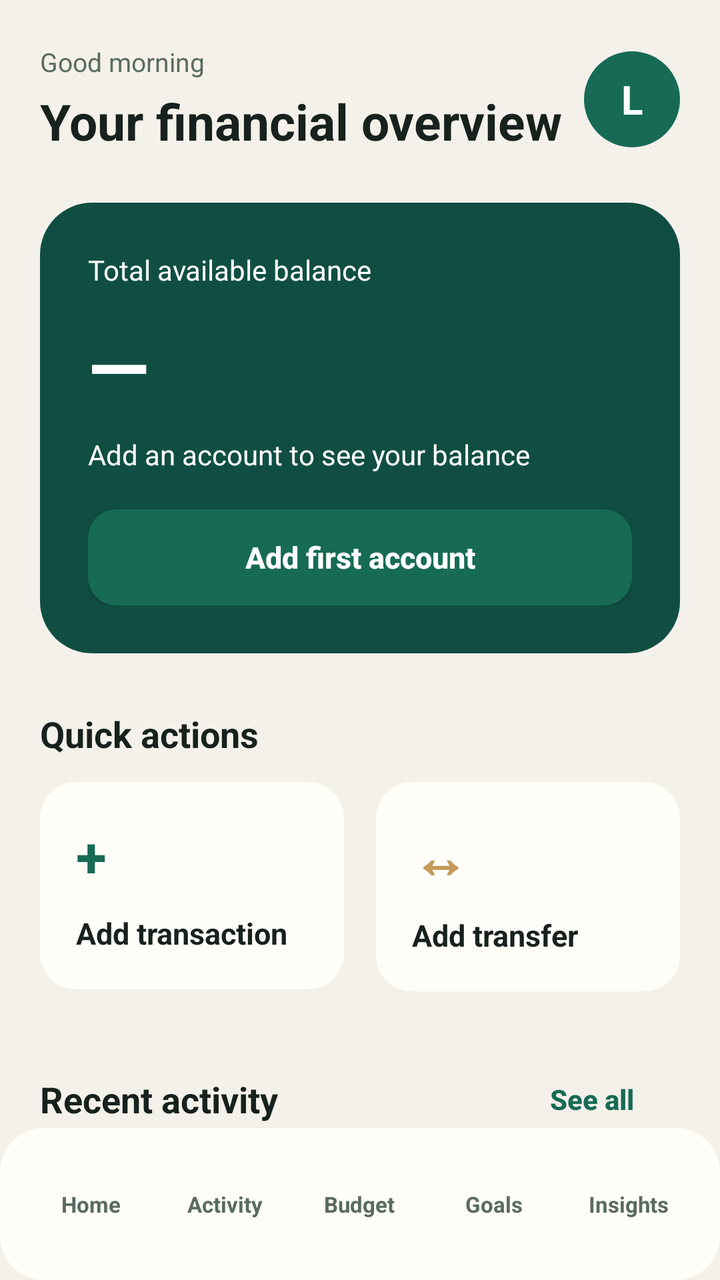
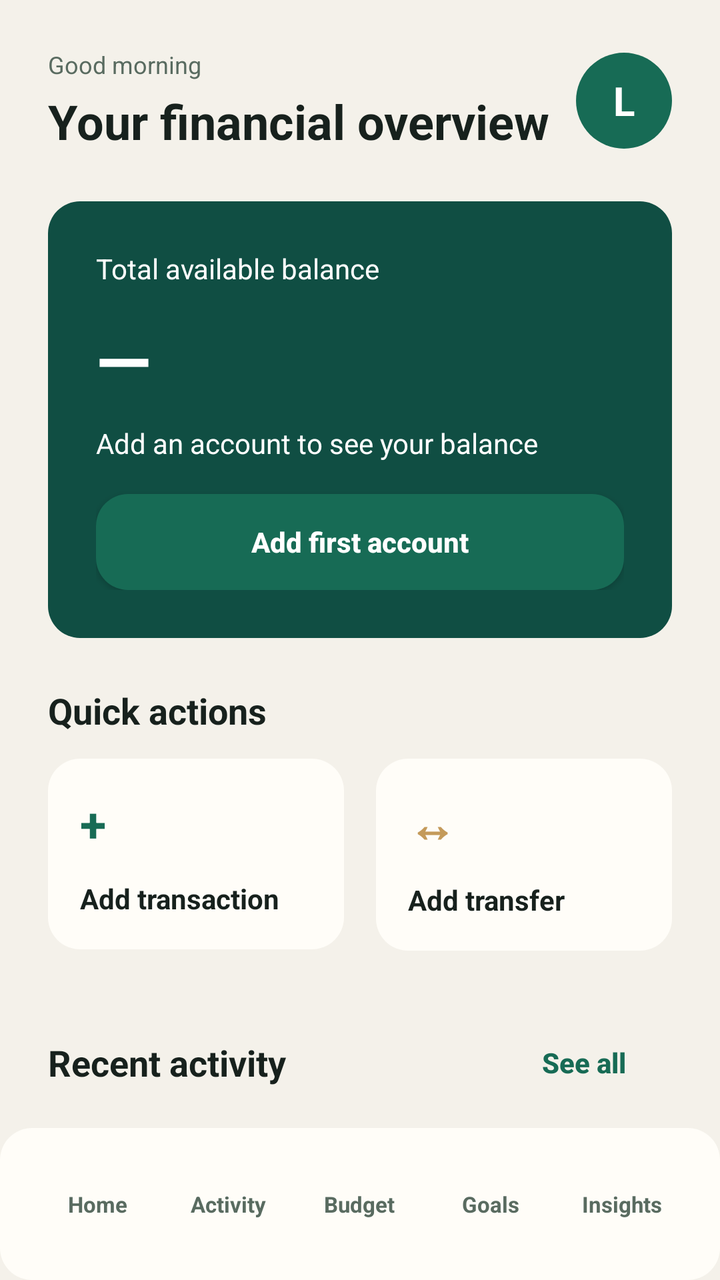

Screens rendered from an Android XML layout before and after an edit, with the pre-edit source and the edit as a unified diff.
<!-- AndroidManifest.xml: application theme Theme.App -->
<!-- res/layout/activity_main.xml -->
<?xml version="1.0" encoding="utf-8"?>
<LinearLayout xmlns:android="http://schemas.android.com/apk/res/android" android:layout_width="match_parent" android:layout_height="match_parent" android:background="@color/lumen_background" android:fitsSystemWindows="true" android:orientation="vertical">
    <ScrollView android:layout_width="match_parent" android:layout_height="0dp" android:layout_weight="1" android:fillViewport="false" android:clipToPadding="false" android:scrollbars="none">
      <LinearLayout android:layout_width="match_parent" android:layout_height="wrap_content" android:orientation="vertical" android:gravity="center_horizontal" android:paddingBottom="20dp">
       <LinearLayout android:layout_width="match_parent" android:layout_height="wrap_content" android:orientation="vertical">
    <LinearLayout android:layout_width="match_parent" android:layout_height="wrap_content" android:orientation="horizontal" android:gravity="center_vertical" android:paddingStart="@dimen/screen_h_padding" android:paddingEnd="@dimen/screen_h_padding" android:paddingTop="22dp">
        <LinearLayout android:layout_width="0dp" android:layout_height="wrap_content" android:layout_weight="1" android:orientation="vertical">
            <TextView android:layout_width="wrap_content" android:layout_height="wrap_content" android:text="@string/greeting" android:textColor="@color/lumen_muted" android:textSize="13sp" />
            <TextView android:id="@+id/greeting_title" android:layout_width="wrap_content" android:layout_height="wrap_content" android:layout_marginTop="4dp" android:text="@string/overview" android:textColor="@color/lumen_ink" android:textSize="25sp" android:textStyle="bold" />
        </LinearLayout>
        <TextView android:id="@+id/avatar" android:layout_width="48dp" android:layout_height="48dp" android:background="@drawable/avatar_background" android:contentDescription="@string/profile_title" android:gravity="center" android:text="L" android:textColor="@color/on_primary" android:textSize="20sp" android:textStyle="bold" />
    </LinearLayout>
    <LinearLayout android:layout_width="match_parent" android:layout_height="wrap_content" android:layout_marginTop="24dp" android:background="@drawable/balance_card_background" android:elevation="0dp" android:orientation="vertical" android:padding="24dp" android:layout_marginStart="@dimen/screen_h_padding" android:layout_marginEnd="@dimen/screen_h_padding">
        <TextView android:layout_width="wrap_content" android:layout_height="wrap_content" android:text="@string/total_balance" android:textAllCaps="false" android:textColor="@color/on_balance" android:textSize="14sp" />
        <TextView android:id="@+id/balance" android:layout_width="match_parent" android:layout_height="wrap_content" android:layout_marginTop="12dp" android:text="—" android:textColor="@color/on_balance" android:textSize="40sp" android:textStyle="bold" />
        <TextView android:id="@+id/balance_summary" android:layout_width="wrap_content" android:layout_height="wrap_content" android:layout_marginTop="8dp" android:text="@string/empty_balance" android:textColor="@color/on_balance" android:textSize="14sp" />
        <Button android:id="@+id/add_account_button" android:layout_width="match_parent" android:layout_height="@dimen/touch_target" android:layout_marginTop="18dp" android:background="@drawable/primary_button_ripple" android:text="@string/add_account" android:textAllCaps="false" android:textColor="@color/on_primary" android:textSize="15sp" android:textStyle="bold" />
    </LinearLayout>
    <LinearLayout android:layout_width="match_parent" android:layout_height="wrap_content" android:orientation="vertical" android:paddingStart="@dimen/screen_h_padding" android:paddingEnd="@dimen/screen_h_padding" android:layout_marginTop="28dp">
            <LinearLayout android:layout_width="match_parent" android:layout_height="wrap_content" android:orientation="vertical">
                <TextView android:layout_width="wrap_content" android:layout_height="wrap_content" android:text="@string/quick_actions" android:textColor="@color/lumen_ink" android:textSize="18sp" android:textStyle="bold" />
                <LinearLayout android:layout_width="match_parent" android:layout_height="wrap_content" android:layout_marginTop="12dp" android:orientation="horizontal">
                    <LinearLayout android:id="@+id/add_transaction_button" android:layout_width="0dp" android:layout_height="wrap_content" android:layout_weight="1" android:layout_marginEnd="8dp" android:background="@drawable/action_tile_ripple" android:elevation="0dp" android:orientation="vertical" android:padding="18dp">
                        <TextView android:layout_width="wrap_content" android:layout_height="wrap_content" android:text="+" android:textColor="@color/lumen_accent" android:textSize="28sp" android:textStyle="bold" />
                        <TextView android:layout_width="wrap_content" android:layout_height="wrap_content" android:layout_marginTop="10dp" android:text="@string/add_transaction" android:textColor="@color/lumen_ink" android:textSize="15sp" android:textStyle="bold" />
                    </LinearLayout>
                    <LinearLayout android:id="@+id/add_transfer_button" android:layout_width="0dp" android:layout_height="wrap_content" android:layout_weight="1" android:layout_marginStart="8dp" android:background="@drawable/action_tile_ripple" android:elevation="0dp" android:orientation="vertical" android:padding="18dp">
                        <TextView android:layout_width="wrap_content" android:layout_height="wrap_content" android:text="↔" android:textColor="@color/lumen_highlight" android:textSize="28sp" android:textStyle="bold" />
                        <TextView android:layout_width="wrap_content" android:layout_height="wrap_content" android:layout_marginTop="10dp" android:text="@string/add_transfer" android:textColor="@color/lumen_ink" android:textSize="15sp" android:textStyle="bold" />
                    </LinearLayout>
                </LinearLayout>
                <LinearLayout android:layout_width="match_parent" android:layout_height="wrap_content" android:layout_marginTop="30dp" android:orientation="horizontal" android:gravity="center_vertical">
                    <TextView android:layout_width="0dp" android:layout_height="wrap_content" android:layout_weight="1" android:text="@string/recent_activity" android:textColor="@color/lumen_ink" android:textSize="18sp" android:textStyle="bold" />
                    <Button android:id="@+id/view_activity_button" android:layout_width="wrap_content" android:layout_height="@dimen/touch_target" android:background="@android:color/transparent" android:text="@string/see_all" android:textAllCaps="false" android:textColor="@color/lumen_accent" android:textSize="14sp" android:textStyle="bold" />
                </LinearLayout>
                <LinearLayout android:layout_width="match_parent" android:layout_height="wrap_content" android:layout_marginTop="12dp" android:background="@drawable/action_tile_background" android:elevation="0dp" android:orientation="vertical" android:padding="16dp">
                    <TextView android:layout_width="match_parent" android:layout_height="wrap_content" android:text="Transactions appear here after you add an account." android:textColor="@color/lumen_muted" android:textSize="14sp" />
                </LinearLayout>
            </LinearLayout>
       </LinearLayout>
      </LinearLayout>
      </LinearLayout>
    </ScrollView>
    <include layout="@layout/view_bottom_navigation" />
</LinearLayout>
<!-- res/layout/view_bottom_navigation.xml (included above) -->
<?xml version="1.0" encoding="utf-8"?>
<LinearLayout xmlns:android="http://schemas.android.com/apk/res/android"
    android:id="@+id/bottom_navigation"
    android:layout_width="match_parent" android:layout_height="76dp"
    android:background="@drawable/balance_surface_background"
    android:elevation="0dp" android:gravity="center" android:orientation="horizontal"
    android:paddingStart="12dp" android:paddingEnd="12dp">
    <TextView android:id="@+id/nav_home" style="@style/BottomNavigationItem" android:background="@drawable/nav_item_background" android:contentDescription="@string/nav_home_description" android:text="@string/home" />
    <TextView android:id="@+id/nav_activity" style="@style/BottomNavigationItem" android:background="@drawable/nav_item_background" android:contentDescription="@string/nav_activity_description" android:text="@string/activity" />
    <TextView android:id="@+id/nav_budget" style="@style/BottomNavigationItem" android:background="@drawable/nav_item_background" android:contentDescription="@string/nav_budget_description" android:text="@string/budget" />
    <TextView android:id="@+id/nav_goals" style="@style/BottomNavigationItem" android:background="@drawable/nav_item_background" android:contentDescription="@string/nav_goals_description" android:text="@string/goals" />
    <TextView android:id="@+id/nav_insights" style="@style/BottomNavigationItem" android:background="@drawable/nav_item_background" android:contentDescription="@string/nav_insights_description" android:text="@string/insights" />
</LinearLayout>
<!-- resources referenced by this layout -->
<resources>
  <color name="lumen_accent">#176B55</color>
  <color name="lumen_background">#F4F1EA</color>
  <color name="lumen_highlight">#C49A5A</color>
  <color name="lumen_ink">#17211D</color>
  <color name="lumen_muted">#596B60</color>
  <color name="on_balance">#FFFFFF</color>
  <color name="on_primary">#FFFFFF</color>
  <dimen name="screen_h_padding">20dp</dimen>
  <dimen name="touch_target">48dp</dimen>
  <!-- drawable action_tile_background (drawable) -->
  <?xml version="1.0" encoding="utf-8"?>
  <shape xmlns:android="http://schemas.android.com/apk/res/android">
      <solid android:color="@color/lumen_surface" />
      <corners android:radius="@dimen/card_radius" />
  </shape>
  <!-- drawable avatar_background (drawable) -->
  <?xml version="1.0" encoding="utf-8"?>
  <shape xmlns:android="http://schemas.android.com/apk/res/android"
      android:shape="oval">
      <solid android:color="@color/lumen_accent" />
  </shape>
  <!-- drawable balance_card_background (drawable) -->
  <?xml version="1.0" encoding="utf-8"?>
  <shape xmlns:android="http://schemas.android.com/apk/res/android" android:shape="rectangle">
      <solid android:color="@color/lumen_accent_deep" />
      <corners android:radius="@dimen/hero_radius" />
  </shape>
  <!-- drawable balance_surface_background (drawable) -->
  <?xml version="1.0" encoding="utf-8"?>
  <shape xmlns:android="http://schemas.android.com/apk/res/android" android:shape="rectangle">
      <solid android:color="@color/lumen_surface" />
      <corners android:radius="22dp" />
  </shape>
  <string name="activity">Activity</string>
  <string name="add_account">Add first account</string>
  <string name="add_transaction">Add transaction</string>
  <string name="add_transfer">Add transfer</string>
  <string name="budget">Budget</string>
  <string name="empty_balance">Add an account to see your balance</string>
  <string name="goals">Goals</string>
  <string name="greeting">Good morning</string>
  <string name="home">Home</string>
  <string name="insights">Insights</string>
  <string name="nav_activity_description">Open activity</string>
  <string name="nav_budget_description">Open budget</string>
  <string name="nav_goals_description">Open goals</string>
  <string name="nav_home_description">Open dashboard</string>
  <string name="nav_insights_description">Open insights</string>
  <string name="overview">Your financial overview</string>
  <string name="profile_title">Profile</string>
  <string name="quick_actions">Quick actions</string>
  <string name="recent_activity">Recent activity</string>
  <string name="see_all">See all</string>
  <string name="total_balance">Total available balance</string>
  <color name="lumen_surface">#FFFDF8</color>
  <dimen name="card_radius">18dp</dimen>
  <color name="lumen_accent_deep">#104E43</color>
  <dimen name="hero_radius">26dp</dimen>
  <!-- drawable nav_item_selected (drawable) -->
  <?xml version="1.0" encoding="utf-8"?>
  <shape xmlns:android="http://schemas.android.com/apk/res/android">
      <solid android:color="@color/lumen_accent" />
      <corners android:radius="20dp" />
  </shape>
  <!-- drawable nav_item_unselected (drawable) -->
  <?xml version="1.0" encoding="utf-8"?>
  <shape xmlns:android="http://schemas.android.com/apk/res/android">
      <solid android:color="@android:color/transparent" />
      <corners android:radius="20dp" />
  </shape>
  <dimen name="control_radius">14dp</dimen>
  <!-- unchanged entries left out for length: 6 -->
</resources>

<!-- the commit's change to res/layout/activity_main.xml (unified diff, before → after) -->
@@ -1,40 +1,40 @@
 <?xml version="1.0" encoding="utf-8"?>
 <LinearLayout xmlns:android="http://schemas.android.com/apk/res/android" android:layout_width="match_parent" android:layout_height="match_parent" android:background="@color/lumen_background" android:fitsSystemWindows="true" android:orientation="vertical">
     <ScrollView android:layout_width="match_parent" android:layout_height="0dp" android:layout_weight="1" android:fillViewport="false" android:clipToPadding="false" android:scrollbars="none">
-      <LinearLayout android:layout_width="match_parent" android:layout_height="wrap_content" android:orientation="vertical" android:gravity="center_horizontal" android:paddingBottom="20dp">
+      <LinearLayout android:layout_width="match_parent" android:layout_height="wrap_content" android:orientation="vertical" android:gravity="center_horizontal" android:paddingBottom="@dimen/space_24">
        <LinearLayout android:layout_width="match_parent" android:layout_height="wrap_content" android:orientation="vertical">
-    <LinearLayout android:layout_width="match_parent" android:layout_height="wrap_content" android:orientation="horizontal" android:gravity="center_vertical" android:paddingStart="@dimen/screen_h_padding" android:paddingEnd="@dimen/screen_h_padding" android:paddingTop="22dp">
+    <LinearLayout android:layout_width="match_parent" android:layout_height="wrap_content" android:orientation="horizontal" android:gravity="center_vertical" android:paddingStart="@dimen/screen_h_padding" android:paddingEnd="@dimen/screen_h_padding" android:paddingTop="@dimen/space_24">
         <LinearLayout android:layout_width="0dp" android:layout_height="wrap_content" android:layout_weight="1" android:orientation="vertical">
-            <TextView android:layout_width="wrap_content" android:layout_height="wrap_content" android:text="@string/greeting" android:textColor="@color/lumen_muted" android:textSize="13sp" />
-            <TextView android:id="@+id/greeting_title" android:layout_width="wrap_content" android:layout_height="wrap_content" android:layout_marginTop="4dp" android:text="@string/overview" android:textColor="@color/lumen_ink" android:textSize="25sp" android:textStyle="bold" />
+            <TextView android:layout_width="wrap_content" android:layout_height="wrap_content" android:text="@string/greeting" android:textColor="@color/lumen_muted" android:textSize="@dimen/text_12" />
+            <TextView android:id="@+id/greeting_title" android:layout_width="wrap_content" android:layout_height="wrap_content" android:layout_marginTop="@dimen/space_4" android:text="@string/overview" android:textColor="@color/lumen_ink" android:textSize="@dimen/text_24" android:textStyle="bold" />
         </LinearLayout>
-        <TextView android:id="@+id/avatar" android:layout_width="48dp" android:layout_height="48dp" android:background="@drawable/avatar_background" android:contentDescription="@string/profile_title" android:gravity="center" android:text="L" android:textColor="@color/on_primary" android:textSize="20sp" android:textStyle="bold" />
+        <TextView android:id="@+id/avatar" android:layout_width="48dp" android:layout_height="48dp" android:background="@drawable/avatar_background" android:contentDescription="@string/profile_title" android:gravity="center" android:text="L" android:textColor="@color/on_primary" android:textSize="@dimen/text_20" android:textStyle="bold" />
     </LinearLayout>
-    <LinearLayout android:layout_width="match_parent" android:layout_height="wrap_content" android:layout_marginTop="24dp" android:background="@drawable/balance_card_background" android:elevation="0dp" android:orientation="vertical" android:padding="24dp" android:layout_marginStart="@dimen/screen_h_padding" android:layout_marginEnd="@dimen/screen_h_padding">
-        <TextView android:layout_width="wrap_content" android:layout_height="wrap_content" android:text="@string/total_balance" android:textAllCaps="false" android:textColor="@color/on_balance" android:textSize="14sp" />
-        <TextView android:id="@+id/balance" android:layout_width="match_parent" android:layout_height="wrap_content" android:layout_marginTop="12dp" android:text="—" android:textColor="@color/on_balance" android:textSize="40sp" android:textStyle="bold" />
-        <TextView android:id="@+id/balance_summary" android:layout_width="wrap_content" android:layout_height="wrap_content" android:layout_marginTop="8dp" android:text="@string/empty_balance" android:textColor="@color/on_balance" android:textSize="14sp" />
-        <Button android:id="@+id/add_account_button" android:layout_width="match_parent" android:layout_height="@dimen/touch_target" android:layout_marginTop="18dp" android:background="@drawable/primary_button_ripple" android:text="@string/add_account" android:textAllCaps="false" android:textColor="@color/on_primary" android:textSize="15sp" android:textStyle="bold" />
+    <LinearLayout android:layout_width="match_parent" android:layout_height="wrap_content" android:layout_marginTop="@dimen/space_24" android:background="@drawable/balance_card_background" android:elevation="0dp" android:orientation="vertical" android:padding="@dimen/space_24" android:layout_marginStart="@dimen/screen_h_padding" android:layout_marginEnd="@dimen/screen_h_padding">
+        <TextView android:layout_width="wrap_content" android:layout_height="wrap_content" android:text="@string/total_balance" android:textAllCaps="false" android:textColor="@color/on_balance" android:textSize="@dimen/text_14" />
+        <TextView android:id="@+id/balance" android:layout_width="match_parent" android:layout_height="wrap_content" android:layout_marginTop="@dimen/space_12" android:text="—" android:textColor="@color/on_balance" android:textSize="@dimen/text_36" android:textStyle="bold" />
+        <TextView android:id="@+id/balance_summary" android:layout_width="wrap_content" android:layout_height="wrap_content" android:layout_marginTop="@dimen/space_8" android:text="@string/empty_balance" android:textColor="@color/on_balance" android:textSize="@dimen/text_14" />
+        <Button android:id="@+id/add_account_button" android:layout_width="match_parent" android:layout_height="@dimen/touch_target" android:layout_marginTop="@dimen/space_16" android:background="@drawable/primary_button_ripple" android:text="@string/add_account" android:textAllCaps="false" android:textColor="@color/on_primary" android:textSize="@dimen/text_14" android:textStyle="bold" />
     </LinearLayout>
-    <LinearLayout android:layout_width="match_parent" android:layout_height="wrap_content" android:orientation="vertical" android:paddingStart="@dimen/screen_h_padding" android:paddingEnd="@dimen/screen_h_padding" android:layout_marginTop="28dp">
+    <LinearLayout android:layout_width="match_parent" android:layout_height="wrap_content" android:orientation="vertical" android:paddingStart="@dimen/screen_h_padding" android:paddingEnd="@dimen/screen_h_padding" android:layout_marginTop="@dimen/space_24">
             <LinearLayout android:layout_width="match_parent" android:layout_height="wrap_content" android:orientation="vertical">
-                <TextView android:layout_width="wrap_content" android:layout_height="wrap_content" android:text="@string/quick_actions" android:textColor="@color/lumen_ink" android:textSize="18sp" android:textStyle="bold" />
-                <LinearLayout android:layout_width="match_parent" android:layout_height="wrap_content" android:layout_marginTop="12dp" android:orientation="horizontal">
-                    <LinearLayout android:id="@+id/add_transaction_button" android:layout_width="0dp" android:layout_height="wrap_content" android:layout_weight="1" android:layout_marginEnd="8dp" android:background="@drawable/action_tile_ripple" android:elevation="0dp" android:orientation="vertical" android:padding="18dp">
-                        <TextView android:layout_width="wrap_content" android:layout_height="wrap_content" android:text="+" android:textColor="@color/lumen_accent" android:textSize="28sp" android:textStyle="bold" />
-                        <TextView android:layout_width="wrap_content" android:layout_height="wrap_content" android:layout_marginTop="10dp" android:text="@string/add_transaction" android:textColor="@color/lumen_ink" android:textSize="15sp" android:textStyle="bold" />
+                <TextView android:layout_width="wrap_content" android:layout_height="wrap_content" android:text="@string/quick_actions" android:textColor="@color/lumen_ink" android:textSize="@dimen/text_18" android:textStyle="bold" />
+                <LinearLayout android:layout_width="match_parent" android:layout_height="wrap_content" android:layout_marginTop="@dimen/space_12" android:orientation="horizontal">
+                    <LinearLayout android:id="@+id/add_transaction_button" android:layout_width="0dp" android:layout_height="wrap_content" android:layout_weight="1" android:layout_marginEnd="@dimen/space_8" android:background="@drawable/action_tile_ripple" android:elevation="0dp" android:orientation="vertical" android:padding="@dimen/space_16">
+                        <TextView android:layout_width="wrap_content" android:layout_height="wrap_content" android:text="+" android:textColor="@color/lumen_accent" android:textSize="@dimen/text_24" android:textStyle="bold" />
+                        <TextView android:layout_width="wrap_content" android:layout_height="wrap_content" android:layout_marginTop="@dimen/space_12" android:text="@string/add_transaction" android:textColor="@color/lumen_ink" android:textSize="@dimen/text_14" android:textStyle="bold" />
                     </LinearLayout>
-                    <LinearLayout android:id="@+id/add_transfer_button" android:layout_width="0dp" android:layout_height="wrap_content" android:layout_weight="1" android:layout_marginStart="8dp" android:background="@drawable/action_tile_ripple" android:elevation="0dp" android:orientation="vertical" android:padding="18dp">
-                        <TextView android:layout_width="wrap_content" android:layout_height="wrap_content" android:text="↔" android:textColor="@color/lumen_highlight" android:textSize="28sp" android:textStyle="bold" />
-                        <TextView android:layout_width="wrap_content" android:layout_height="wrap_content" android:layout_marginTop="10dp" android:text="@string/add_transfer" android:textColor="@color/lumen_ink" android:textSize="15sp" android:textStyle="bold" />
+                    <LinearLayout android:id="@+id/add_transfer_button" android:layout_width="0dp" android:layout_height="wrap_content" android:layout_weight="1" android:layout_marginStart="@dimen/space_8" android:background="@drawable/action_tile_ripple" android:elevation="0dp" android:orientation="vertical" android:padding="@dimen/space_16">
+                        <TextView android:layout_width="wrap_content" android:layout_height="wrap_content" android:text="↔" android:textColor="@color/lumen_highlight" android:textSize="@dimen/text_24" android:textStyle="bold" />
+                        <TextView android:layout_width="wrap_content" android:layout_height="wrap_content" android:layout_marginTop="@dimen/space_12" android:text="@string/add_transfer" android:textColor="@color/lumen_ink" android:textSize="@dimen/text_14" android:textStyle="bold" />
                     </LinearLayout>
                 </LinearLayout>
-                <LinearLayout android:layout_width="match_parent" android:layout_height="wrap_content" android:layout_marginTop="30dp" android:orientation="horizontal" android:gravity="center_vertical">
-                    <TextView android:layout_width="0dp" android:layout_height="wrap_content" android:layout_weight="1" android:text="@string/recent_activity" android:textColor="@color/lumen_ink" android:textSize="18sp" android:textStyle="bold" />
-                    <Button android:id="@+id/view_activity_button" android:layout_width="wrap_content" android:layout_height="@dimen/touch_target" android:background="@android:color/transparent" android:text="@string/see_all" android:textAllCaps="false" android:textColor="@color/lumen_accent" android:textSize="14sp" android:textStyle="bold" />
+                <LinearLayout android:layout_width="match_parent" android:layout_height="wrap_content" android:layout_marginTop="@dimen/space_32" android:orientation="horizontal" android:gravity="center_vertical">
+                    <TextView android:layout_width="0dp" android:layout_height="wrap_content" android:layout_weight="1" android:text="@string/recent_activity" android:textColor="@color/lumen_ink" android:textSize="@dimen/text_18" android:textStyle="bold" />
+                    <Button android:id="@+id/view_activity_button" android:layout_width="wrap_content" android:layout_height="@dimen/touch_target" android:background="@android:color/transparent" android:text="@string/see_all" android:textAllCaps="false" android:textColor="@color/lumen_accent" android:textSize="@dimen/text_14" android:textStyle="bold" />
                 </LinearLayout>
-                <LinearLayout android:layout_width="match_parent" android:layout_height="wrap_content" android:layout_marginTop="12dp" android:background="@drawable/action_tile_background" android:elevation="0dp" android:orientation="vertical" android:padding="16dp">
-                    <TextView android:layout_width="match_parent" android:layout_height="wrap_content" android:text="Transactions appear here after you add an account." android:textColor="@color/lumen_muted" android:textSize="14sp" />
+                <LinearLayout android:layout_width="match_parent" android:layout_height="wrap_content" android:layout_marginTop="@dimen/space_12" android:background="@drawable/action_tile_background" android:elevation="0dp" android:orientation="vertical" android:padding="@dimen/space_16">
+                    <TextView android:layout_width="match_parent" android:layout_height="wrap_content" android:text="Transactions appear here after you add an account." android:textColor="@color/lumen_muted" android:textSize="@dimen/text_14" />
                 </LinearLayout>
             </LinearLayout>
        </LinearLayout>
@@ -50,7 +50,7 @@
     android:layout_width="match_parent" android:layout_height="76dp"
     android:background="@drawable/balance_surface_background"
     android:elevation="0dp" android:gravity="center" android:orientation="horizontal"
-    android:paddingStart="12dp" android:paddingEnd="12dp">
+    android:paddingStart="@dimen/space_16" android:paddingEnd="@dimen/space_16">
     <TextView android:id="@+id/nav_home" style="@style/BottomNavigationItem" android:background="@drawable/nav_item_background" android:contentDescription="@string/nav_home_description" android:text="@string/home" />
     <TextView android:id="@+id/nav_activity" style="@style/BottomNavigationItem" android:background="@drawable/nav_item_background" android:contentDescription="@string/nav_activity_description" android:text="@string/activity" />
     <TextView android:id="@+id/nav_budget" style="@style/BottomNavigationItem" android:background="@drawable/nav_item_background" android:contentDescription="@string/nav_budget_description" android:text="@string/budget" />
<!-- resource entries referenced after the edit -->
@@ -7,7 +7,19 @@
   <color name="lumen_muted">#596B60</color>
   <color name="on_balance">#FFFFFF</color>
   <color name="on_primary">#FFFFFF</color>
-  <dimen name="screen_h_padding">20dp</dimen>
+  <dimen name="screen_h_padding">24dp</dimen>
+  <dimen name="space_12">12dp</dimen>
+  <dimen name="space_16">16dp</dimen>
+  <dimen name="space_24">24dp</dimen>
+  <dimen name="space_32">32dp</dimen>
+  <dimen name="space_4">4dp</dimen>
+  <dimen name="space_8">8dp</dimen>
+  <dimen name="text_12">12sp</dimen>
+  <dimen name="text_14">14sp</dimen>
+  <dimen name="text_18">18sp</dimen>
+  <dimen name="text_20">20sp</dimen>
+  <dimen name="text_24">24sp</dimen>
+  <dimen name="text_36">36sp</dimen>
   <dimen name="touch_target">48dp</dimen>
   <!-- drawable action_tile_background (drawable) -->
   <?xml version="1.0" encoding="utf-8"?>
@@ -31,7 +43,7 @@
   <?xml version="1.0" encoding="utf-8"?>
   <shape xmlns:android="http://schemas.android.com/apk/res/android" android:shape="rectangle">
       <solid android:color="@color/lumen_surface" />
-      <corners android:radius="22dp" />
+      <corners android:radius="@dimen/card_radius" />
   </shape>
   <string name="activity">Activity</string>
   <string name="add_account">Add first account</string>
@@ -55,22 +67,22 @@
   <string name="see_all">See all</string>
   <string name="total_balance">Total available balance</string>
   <color name="lumen_surface">#FFFDF8</color>
-  <dimen name="card_radius">18dp</dimen>
+  <dimen name="card_radius">16dp</dimen>
   <color name="lumen_accent_deep">#104E43</color>
-  <dimen name="hero_radius">26dp</dimen>
+  <dimen name="hero_radius">@dimen/card_radius</dimen>
   <!-- drawable nav_item_selected (drawable) -->
   <?xml version="1.0" encoding="utf-8"?>
   <shape xmlns:android="http://schemas.android.com/apk/res/android">
       <solid android:color="@color/lumen_accent" />
-      <corners android:radius="20dp" />
+      <corners android:radius="@dimen/card_radius" />
   </shape>
   <!-- drawable nav_item_unselected (drawable) -->
   <?xml version="1.0" encoding="utf-8"?>
   <shape xmlns:android="http://schemas.android.com/apk/res/android">
       <solid android:color="@android:color/transparent" />
-      <corners android:radius="20dp" />
+      <corners android:radius="@dimen/card_radius" />
   </shape>
-  <dimen name="control_radius">14dp</dimen>
+  <dimen name="control_radius">@dimen/card_radius</dimen>
   <!-- unchanged entries left out for length: 6 -->
 </resources>
 
